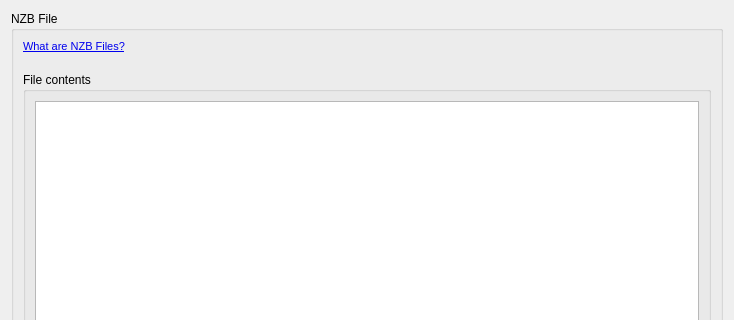
ensisoft/newsflash-plus, file app/gui/nzbfile.ui: the form before one commit; both pictures show x 0 to 734 and y 0 to 320 of the 734 by 624 pixel window.
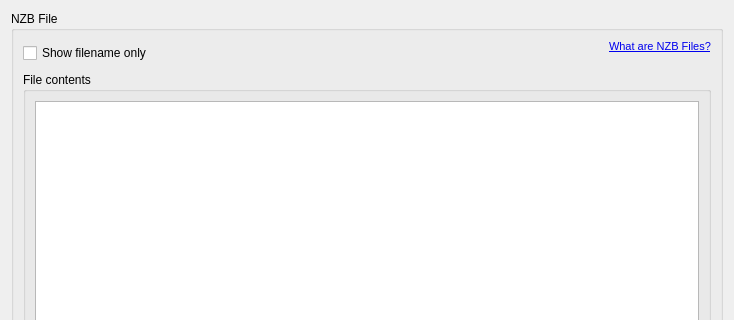
The form after the commit. Icons and pictures are not drawn.

Commit message: Display filenames only in nzb widget

```diff
--- a/app/gui/nzbfile.ui
+++ b/app/gui/nzbfile.ui
@@ -25,6 +25,28 @@
      </property>
      <layout class="QVBoxLayout" name="verticalLayout">
       <item>
+       <layout class="QHBoxLayout" name="horizontalLayout_2">
+        <item>
+         <widget class="QCheckBox" name="chkFilenamesOnly">
+          <property name="text">
+           <string>Show filename only</string>
+          </property>
+         </widget>
+        </item>
+        <item>
+         <spacer name="horizontalSpacer">
+          <property name="orientation">
+           <enum>Qt::Horizontal</enum>
+          </property>
+          <property name="sizeHint" stdset="0">
+           <size>
+            <width>40</width>
+            <height>20</height>
+           </size>
+          </property>
+         </spacer>
+        </item>
+        <item>
        <widget class="QLabel" name="label">
         <property name="sizePolicy">
          <sizepolicy hsizetype="Preferred" vsizetype="Minimum">
@@ -53,6 +75,8 @@
          <bool>true</bool>
         </property>
        </widget>
+        </item>
+       </layout>
       </item>
       <item>
        <widget class="QGroupBox" name="grpContents">
```
Lines whose indentation alone changed are shown as unchanged. The commit also changes 4 other files.
